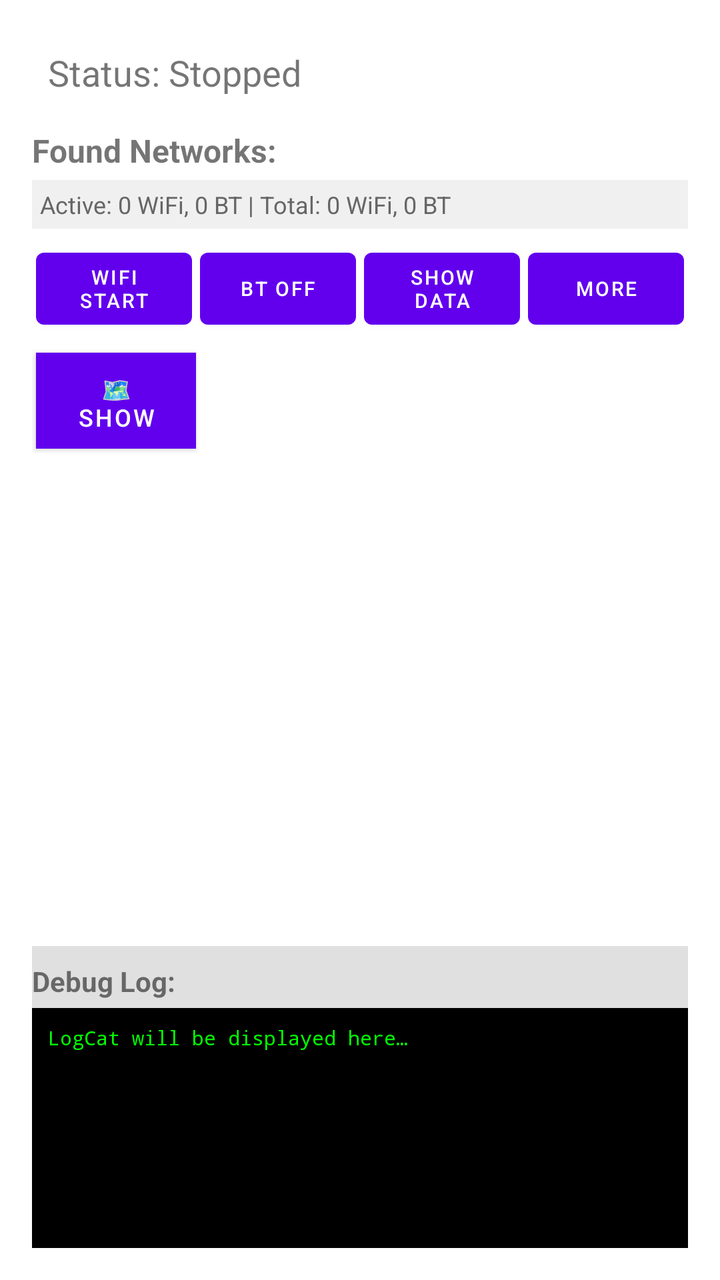
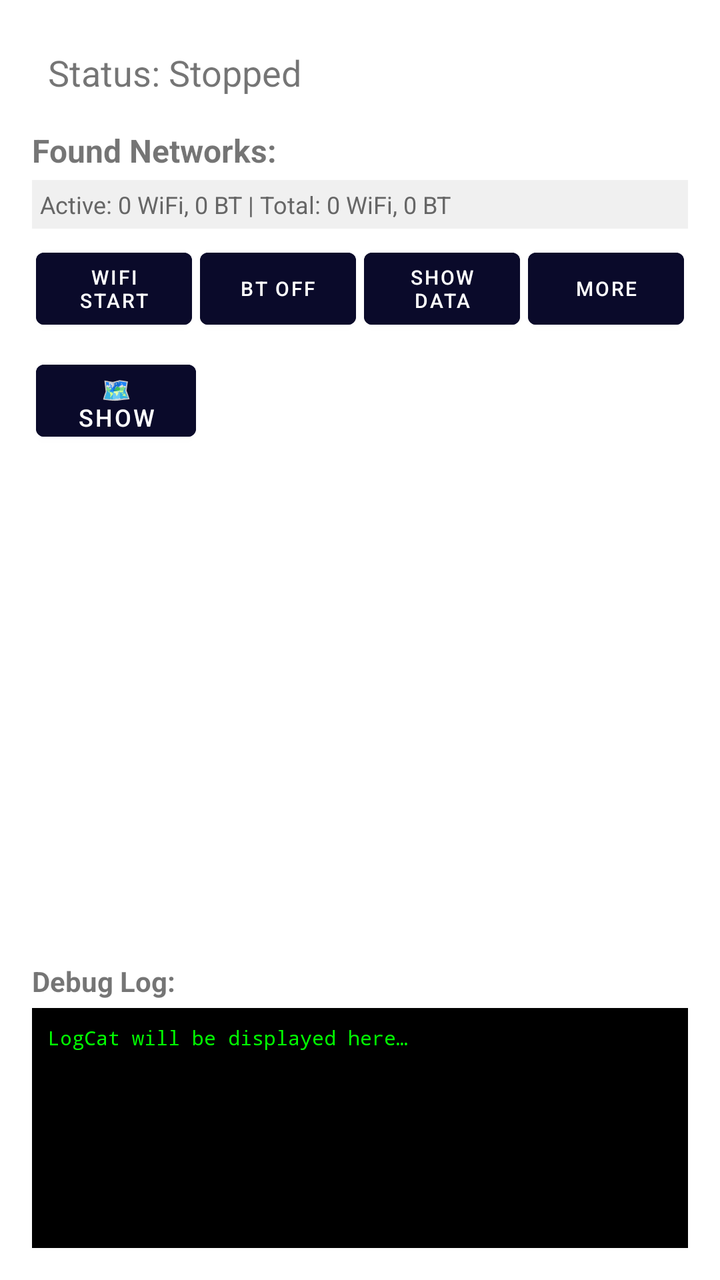

The first picture is an Android layout as it rendered before a commit; the second is the same layout after the commit. The layout source and the unified diff follow.
<!-- AndroidManifest.xml: application theme Theme.MaterialComponents.DayNight.NoActionBar -->
<!-- res/layout/activity_main.xml -->
<?xml version="1.0" encoding="utf-8"?>
<LinearLayout xmlns:android="http://schemas.android.com/apk/res/android"
    android:layout_width="match_parent"
    android:layout_height="match_parent"
    android:orientation="vertical"
    android:padding="16dp">


    <TextView
        android:id="@+id/status_text"
        android:layout_width="match_parent"
        android:layout_height="wrap_content"
        android:padding="8dp"
        android:text="@string/status_stopped"
        android:textSize="18sp" />

    <TextView
        android:id="@+id/networks_title"
        android:layout_width="match_parent"
        android:layout_height="wrap_content"
        android:text="@string/found_networks"
        android:textStyle="bold"
        android:textSize="16sp"
        android:paddingTop="8dp"
        android:paddingBottom="4dp"/>

    <TextView
        android:id="@+id/info_summary"
        android:layout_width="match_parent"
        android:layout_height="wrap_content"
        android:text="Active: 0 WiFi, 0 BT | Total: 0 WiFi, 0 BT"
        android:textSize="12sp"
        android:textColor="#666666"
        android:padding="4dp"
        android:background="#F0F0F0"
        android:layout_marginBottom="4dp"/>

        <LinearLayout
        android:layout_width="match_parent"
        android:layout_height="wrap_content"
        android:orientation="horizontal"
        android:baselineAligned="false">

        <Button
            android:id="@+id/toggle_scan_button"
            android:layout_width="0dp"
            android:layout_height="48dp"
            android:layout_weight="1"
            android:text="@string/wifi_start"
            android:textSize="10sp"
            android:layout_margin="2dp" />

        <Button
            android:id="@+id/bluetooth_toggle_button"
            android:layout_width="0dp"
            android:layout_height="48dp"
            android:layout_weight="1"
            android:text="@string/bt_off"
            android:textSize="10sp"
            android:layout_margin="2dp"/>

        <Button
            android:id="@+id/show_button"
            android:layout_width="0dp"
            android:layout_height="48dp"
            android:layout_weight="1"
            android:text="@string/show_data"
            android:textSize="10sp"
            android:layout_margin="2dp"/>

        <Button
            android:id="@+id/more_button"
            android:layout_width="0dp"
            android:layout_height="48dp"
            android:layout_weight="1"
            android:text="@string/more"
            android:textSize="10sp"
            android:layout_margin="2dp"/>

    </LinearLayout>

    
    <LinearLayout
        android:layout_width="match_parent"
        android:layout_height="wrap_content"
        android:orientation="horizontal"
        android:layout_marginTop="4dp"
        android:baselineAligned="false">

        <Button
            android:id="@+id/map_button"
            android:layout_width="0dp"
            android:layout_height="48dp"
            android:layout_weight="1"
            android:text="@string/show_map"
            android:textSize="12sp"
            android:background="#FF6B35"
            android:textColor="#FFFFFF"
            android:layout_margin="2dp"/>

        
        <View
            android:layout_width="0dp"
            android:layout_height="48dp"
            android:layout_weight="3"
            android:layout_margin="2dp"/>

    </LinearLayout>

    <ListView
        android:id="@+id/data_list"
        android:layout_width="match_parent"
        android:layout_height="0dp"
        android:layout_weight="1"
        android:padding="8dp" />

    <TextView
        android:layout_width="match_parent"
        android:layout_height="wrap_content"
        android:text="@string/debug_log"
        android:textStyle="bold"
        android:textSize="14sp"
        android:paddingTop="8dp"
        android:paddingBottom="4dp"
        android:background="#E0E0E0"/>

    <ScrollView
        android:id="@+id/logcat_scrollview"
        android:layout_width="match_parent"
        android:layout_height="120dp"
        android:background="#000000"
        android:padding="4dp">

        <TextView
            android:id="@+id/logcat_text"
            android:layout_width="match_parent"
            android:layout_height="wrap_content"
            android:text="@string/logcat_placeholder"
            android:textColor="#00FF00"
            android:textSize="10sp"
            android:fontFamily="monospace"
            android:padding="4dp"/>

    </ScrollView>

</LinearLayout>
<!-- resources referenced by this layout -->
<resources>
  <string name="bt_off">BT Off</string>
  <string name="debug_log">Debug Log:</string>
  <string name="found_networks">Found Networks:</string>
  <string name="logcat_placeholder">LogCat will be displayed here…\n</string>
  <string name="more">More</string>
  <string name="show_data">Show Data</string>
  <string name="show_map">🗺️ Show Map</string>
  <string name="status_stopped">Status: Stopped</string>
  <string name="wifi_start">WiFi Start</string>
</resources>

<!-- the commit's change to res/layout/activity_main.xml (unified diff, before → after) -->
@@ -48,6 +48,8 @@
             android:layout_weight="1"
             android:text="@string/wifi_start"
             android:textSize="10sp"
+            android:textColor="#FFFFFF"
+            android:backgroundTint="#0A0A2A"
             android:layout_margin="2dp" />
 
         <Button
@@ -57,6 +59,8 @@
             android:layout_weight="1"
             android:text="@string/bt_off"
             android:textSize="10sp"
+            android:textColor="#FFFFFF"
+            android:backgroundTint="#0A0A2A"
             android:layout_margin="2dp"/>
 
         <Button
@@ -66,6 +70,8 @@
             android:layout_weight="1"
             android:text="@string/show_data"
             android:textSize="10sp"
+            android:textColor="#FFFFFF"
+            android:backgroundTint="#0A0A2A"
             android:layout_margin="2dp"/>
 
         <Button
@@ -75,6 +81,8 @@
             android:layout_weight="1"
             android:text="@string/more"
             android:textSize="10sp"
+            android:textColor="#FFFFFF"
+            android:backgroundTint="#0A0A2A"
             android:layout_margin="2dp"/>
 
     </LinearLayout>
@@ -94,7 +102,7 @@
             android:layout_weight="1"
             android:text="@string/show_map"
             android:textSize="12sp"
-            android:background="#FF6B35"
+            android:backgroundTint="#0A0A2A"
             android:textColor="#FFFFFF"
             android:layout_margin="2dp"/>
 
@@ -122,7 +130,7 @@
         android:textSize="14sp"
         android:paddingTop="8dp"
         android:paddingBottom="4dp"
-        android:background="#E0E0E0"/>
+        android:backgroundTint="#E0E0E0"/>
 
     <ScrollView
         android:id="@+id/logcat_scrollview"
